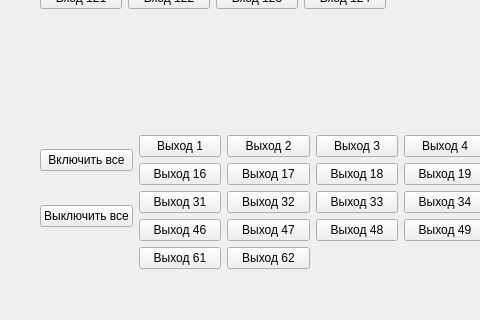
ShaninaDaria/busep, file console_pvkp/console_pvkp/pvkpwindow.ui: the form before one commit; both pictures show x 0 to 480 and y 362 to 682 of the 1477 by 767 pixel window.
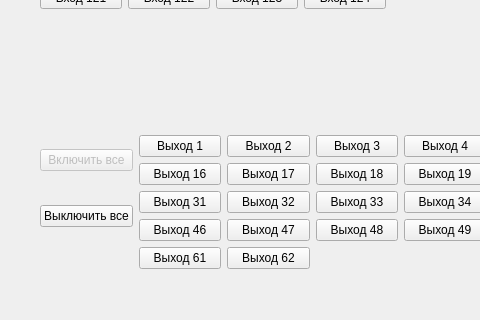
The form after the commit.

Commit message: Разобралась с кнопками!

Diff of the .ui file:
```diff
--- a/console_pvkp/console_pvkp/pvkpwindow.ui
+++ b/console_pvkp/console_pvkp/pvkpwindow.ui
@@ -669,6 +669,9 @@
      </item>
      <item row="1" column="0" rowspan="2">
       <widget class="QPushButton" name="allOutputsOn">
+       <property name="enabled">
+        <bool>false</bool>
+       </property>
        <property name="text">
         <string>Включить все</string>
        </property>
```
Left out of the diff: 3 changed lines with no effect on the pictures. The commit also changes 3 other files.
